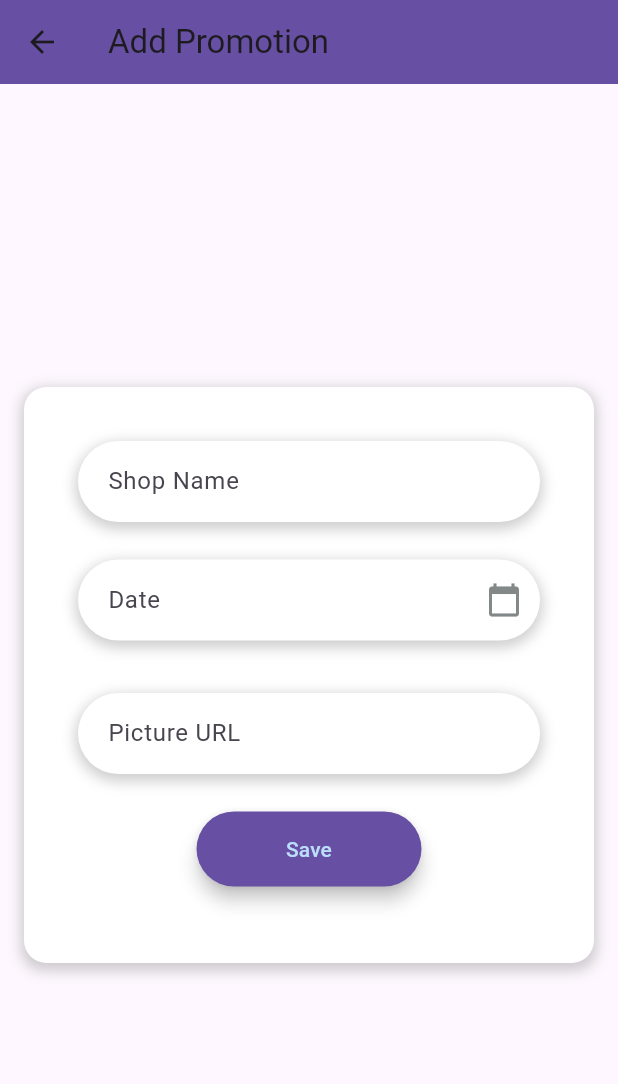
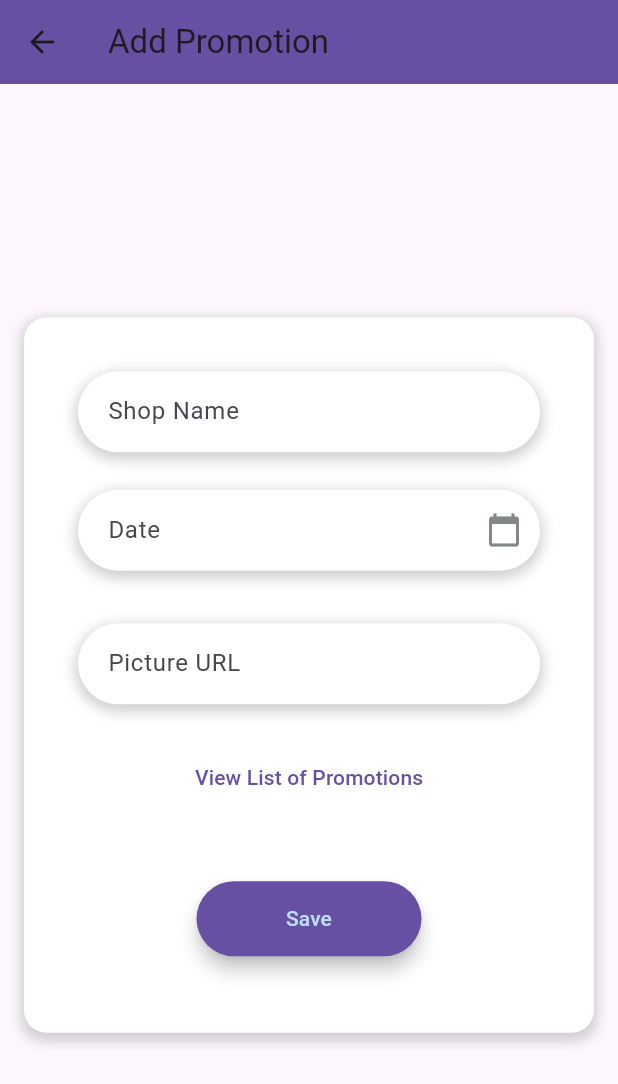
Before and after one commit to SadeeshaPerera/shopping_mall_application, a Flutter app: the AddPromotion screen opened directly, on a phone screen of 412 x 824 dp. Shown: the top 1084 px of the screen. Run offline on Flutter 3.47's test engine with Material 3 defaults, Android fonts, the light colour scheme and no system bars; our stand-ins replace carousel_slider, cloud_firestore, firebase_auth, firebase_core, pdf, printing; missing offline and left inert: firebase_ui_auth, firebase_ui_oauth_google; accounts and stored records are empty.

Commit message:
fix: Resolve merge conflicts in add promotion

```diff
--- a/lib/page/addpromotion.dart
+++ b/lib/page/addpromotion.dart
@@ -5,8 +5,6 @@ import '../services/promotion_firebase_crud.dart';
 import '/page/admin/admin_main_screen.dart';
 
 class AddPromotion extends StatefulWidget {
-  const AddPromotion({super.key});
-
   @override
   State<StatefulWidget> createState() {
     return _AddPage();
@@ -127,17 +125,18 @@ class _AddPage extends State<AddPromotion> {
       ),
     );
 
-    final viewListbutton = TextButton(
+    final viewListButton = TextButton(
       onPressed: () {
         Navigator.pushAndRemoveUntil<dynamic>(
           context,
           MaterialPageRoute<dynamic>(
-              builder: (BuildContext context) => const PromotionListPage(),
+            builder: (BuildContext context) => PromotionListPage(),
           ),
-            (route) => false, //To disable back feature set to false
+          (route) => false, // To disable back feature set to false
         );
       },
-        child: const Text('View List of Promotions'));
+      child: const Text('View List of Promotions'),
+    );
 
     final saveButton = Material(
       elevation: 5.0,
@@ -191,7 +190,8 @@ class _AddPage extends State<AddPromotion> {
             Navigator.pushAndRemoveUntil<dynamic>(
               context,
               MaterialPageRoute<dynamic>(
-                builder: (BuildContext context) => const AdminScreen(), // Navigate to AdminScreen
+                builder: (BuildContext context) =>
+                    const AdminScreen(), // Navigate to AdminScreen
               ),
               (route) => false, // Disable back feature
             );
@@ -237,8 +237,8 @@ class _AddPage extends State<AddPromotion> {
                             const SizedBox(height: 35.0),
                             pictureField,
                             const SizedBox(height: 25.0),
-                            // viewListButton,
-                            // const SizedBox(height: 45.0),
+                            viewListButton,
+                            const SizedBox(height: 45.0),
                             saveButton,
                             const SizedBox(height: 15.0),
                           ],
```
Also changed, not shown: pubspec.lock. Lines whose indentation alone changed are shown as unchanged.
